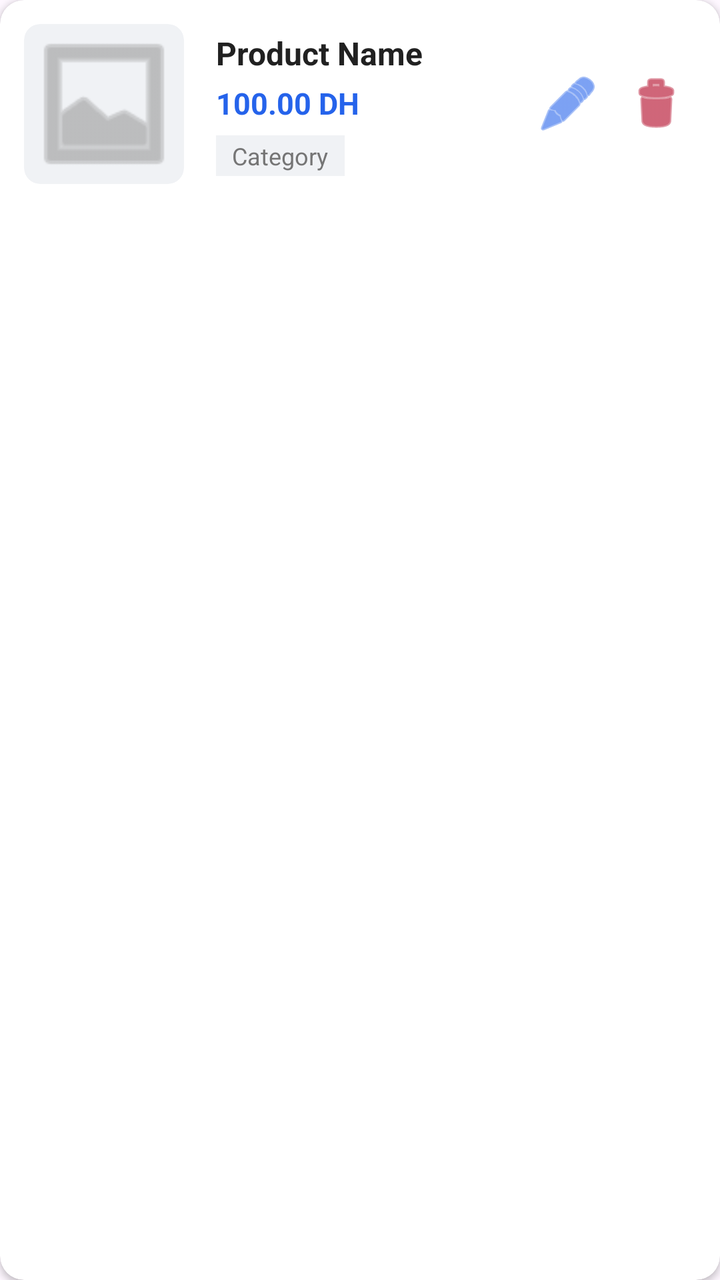
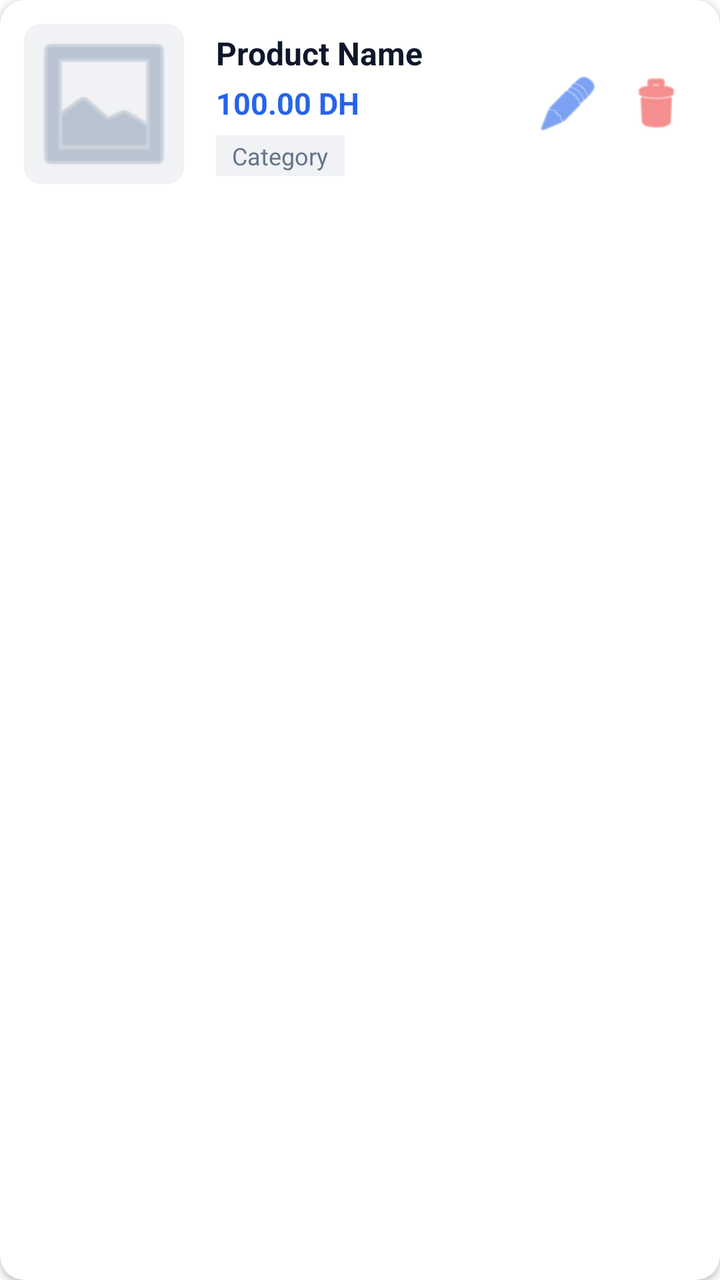

Before-and-after screenshots of an Android layout around one commit, followed by the original layout XML and the change that was made.
<!-- AndroidManifest.xml: application theme Theme.VirtualStore -->
<!-- res/layout/item_product_admin.xml -->
<?xml version="1.0" encoding="utf-8"?>
<androidx.cardview.widget.CardView
    xmlns:android="http://schemas.android.com/apk/res/android"
    xmlns:app="http://schemas.android.com/apk/res-auto"
    android:layout_width="match_parent"
    android:layout_height="wrap_content"
    android:layout_marginHorizontal="12dp"
    android:layout_marginVertical="6dp"
    app:cardElevation="2dp"
    app:cardCornerRadius="12dp"
    app:cardBackgroundColor="@color/surface_white">

    <LinearLayout
        android:layout_width="match_parent"
        android:layout_height="wrap_content"
        android:orientation="horizontal"
        android:padding="12dp"
        android:gravity="center_vertical">

        
        <androidx.cardview.widget.CardView
            android:layout_width="80dp"
            android:layout_height="80dp"
            app:cardCornerRadius="8dp"
            app:cardElevation="0dp"
            app:cardBackgroundColor="#F0F2F5">
            <ImageView
                android:id="@+id/imgProduct"
                android:layout_width="match_parent"
                android:layout_height="match_parent"
                android:scaleType="centerCrop"
                android:src="@android:drawable/ic_menu_gallery"
                app:tint="@color/text_hint" />
        </androidx.cardview.widget.CardView>

        
        <LinearLayout
            android:layout_width="0dp"
            android:layout_height="wrap_content"
            android:layout_weight="1"
            android:orientation="vertical"
            android:layout_marginStart="16dp">

            <TextView
                android:id="@+id/tvProductName"
                android:layout_width="match_parent"
                android:layout_height="wrap_content"
                android:text="Product Name"
                android:textSize="16sp"
                android:textStyle="bold"
                android:textColor="@color/text_primary"
                android:maxLines="1"
                android:ellipsize="end" />

            <TextView
                android:id="@+id/tvProductPrice"
                android:layout_width="match_parent"
                android:layout_height="wrap_content"
                android:text="100.00 DH"
                android:textSize="15sp"
                android:textColor="@color/primary_blue"
                android:textStyle="bold"
                android:layout_marginTop="4dp" />

            <TextView
                android:id="@+id/tvProductCategory"
                android:layout_width="wrap_content"
                android:layout_height="wrap_content"
                android:text="Category"
                android:textSize="12sp"
                android:textColor="@color/text_secondary"
                android:background="#F0F2F5"
                android:paddingHorizontal="8dp"
                android:paddingVertical="2dp"
                android:layout_marginTop="6dp" />
        </LinearLayout>

        
        <LinearLayout
            android:layout_width="wrap_content"
            android:layout_height="wrap_content"
            android:orientation="horizontal">

            <ImageButton
                android:id="@+id/btnEdit"
                android:layout_width="40dp"
                android:layout_height="40dp"
                android:background="?attr/selectableItemBackgroundBorderless"
                android:src="@android:drawable/ic_menu_edit"
                app:tint="@color/primary_blue" />

            <ImageButton
                android:id="@+id/btnDelete"
                android:layout_width="40dp"
                android:layout_height="40dp"
                android:background="?attr/selectableItemBackgroundBorderless"
                android:src="@android:drawable/ic_menu_delete"
                app:tint="@color/error_red"
                android:layout_marginStart="4dp" />
        </LinearLayout>

    </LinearLayout>

</androidx.cardview.widget.CardView>
<!-- resources referenced by this layout -->
<resources>
  <color name="error_red">#B00020</color>
  <color name="primary_blue">#2563EB</color>
  <color name="surface_white">#FFFFFF</color>
  <color name="text_hint">#999999</color>
  <color name="text_primary">#212121</color>
  <color name="text_secondary">#757575</color>
  <style name="Theme.VirtualStore" parent="Base.Theme.VirtualStore" />
  <style name="Base.Theme.VirtualStore" parent="Theme.Material3.DayNight.NoActionBar">
          
          
      </style>
</resources>

<!-- the commit's change to res/layout/item_product_admin.xml (unified diff, before → after) -->
@@ -82,7 +82,7 @@
             android:orientation="horizontal">
 
             <ImageButton
-                android:id="@+id/btnEdit"
+                android:id="@+id/btnEditProduct"
                 android:layout_width="40dp"
                 android:layout_height="40dp"
                 android:background="?attr/selectableItemBackgroundBorderless"
@@ -90,7 +90,7 @@
                 app:tint="@color/primary_blue" />
 
             <ImageButton
-                android:id="@+id/btnDelete"
+                android:id="@+id/btnDeleteProduct"
                 android:layout_width="40dp"
                 android:layout_height="40dp"
                 android:background="?attr/selectableItemBackgroundBorderless"
<!-- resource entries referenced after the edit -->
@@ -1,15 +1,66 @@
 <!-- resources referenced by this layout -->
 <resources>
-  <color name="error_red">#B00020</color>
+  <color name="error_red">#EF4444</color>
   <color name="primary_blue">#2563EB</color>
   <color name="surface_white">#FFFFFF</color>
-  <color name="text_hint">#999999</color>
-  <color name="text_primary">#212121</color>
-  <color name="text_secondary">#757575</color>
+  <color name="text_hint">#94A3B8</color>
+  <color name="text_primary">#0F172A</color>
+  <color name="text_secondary">#64748B</color>
   <style name="Theme.VirtualStore" parent="Base.Theme.VirtualStore" />
   <style name="Base.Theme.VirtualStore" parent="Theme.Material3.DayNight.NoActionBar">
           
+          <item name="colorPrimary">@color/primary</item>
+          <item name="colorOnPrimary">@color/onPrimary</item>
+          <item name="colorPrimaryContainer">@color/primaryContainer</item>
+          <item name="colorOnPrimaryContainer">@color/onPrimaryContainer</item>
+  
           
+          <item name="colorSecondary">@color/secondary</item>
+          <item name="colorOnSecondary">@color/onSecondary</item>
+          <item name="colorSecondaryContainer">@color/secondaryContainer</item>
+          <item name="colorOnSecondaryContainer">@color/onSecondaryContainer</item>
+  
+          
+          <item name="android:windowBackground">@color/background</item>
+          <item name="colorSurface">@color/surface</item>
+          <item name="colorOnSurface">@color/onSurface</item>
+          <item name="colorSurfaceVariant">@color/surfaceVariant</item>
+          <item name="colorOnSurfaceVariant">@color/onSurfaceVariant</item>
+  
+          
+          <item name="colorOutline">@color/outline</item>
+          <item name="colorError">@color/error</item>
+          <item name="colorOnError">@color/onError</item>
+  
+          
+          <item name="shapeAppearanceSmallComponent">@style/ShapeAppearance.VirtualStore.Small</item>
+          <item name="shapeAppearanceMediumComponent">@style/ShapeAppearance.VirtualStore.Medium</item>
+          <item name="shapeAppearanceLargeComponent">@style/ShapeAppearance.VirtualStore.Large</item>
+      </style>
+  <color name="primary">#2563EB</color>
+  <color name="onPrimary">#FFFFFF</color>
+  <color name="primaryContainer">#DBEAFE</color>
+  <color name="onPrimaryContainer">#1E40AF</color>
+  <color name="secondary">#64748B</color>
+  <color name="onSecondary">#FFFFFF</color>
+  <color name="secondaryContainer">#F1F5F9</color>
+  <color name="onSecondaryContainer">#1E293B</color>
+  <color name="background">#FFFFFF</color>
+  <color name="surface">#FFFFFF</color>
+  <color name="onSurface">#0F172A</color>
+  <color name="surfaceVariant">#F8FAFC</color>
+  <color name="onSurfaceVariant">#475569</color>
+  <color name="outline">#E2E8F0</color>
+  <color name="error">#EF4444</color>
+  <color name="onError">#FFFFFF</color>
+  <style name="ShapeAppearance.VirtualStore.Small" parent="ShapeAppearance.Material3.SmallComponent">
+          <item name="cornerSize">8dp</item>
+      </style>
+  <style name="ShapeAppearance.VirtualStore.Medium" parent="ShapeAppearance.Material3.MediumComponent">
+          <item name="cornerSize">12dp</item>
+      </style>
+  <style name="ShapeAppearance.VirtualStore.Large" parent="ShapeAppearance.Material3.LargeComponent">
+          <item name="cornerSize">16dp</item>
       </style>
 </resources>
 
